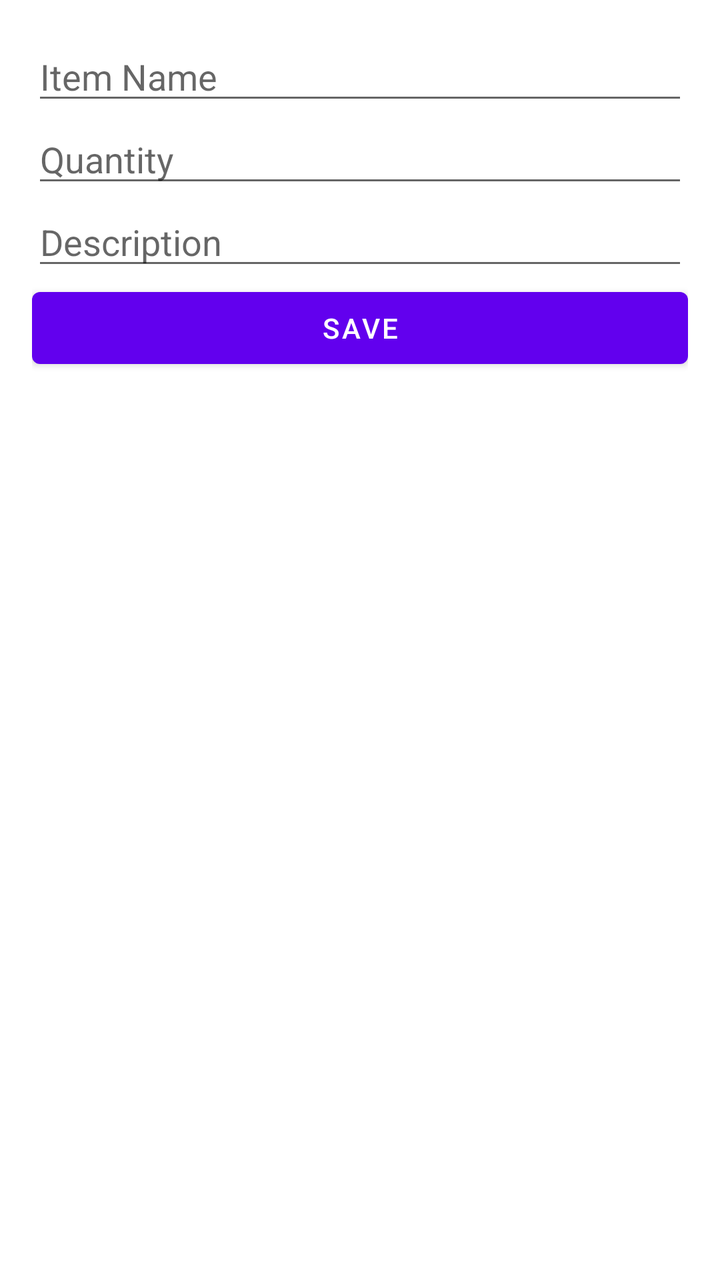
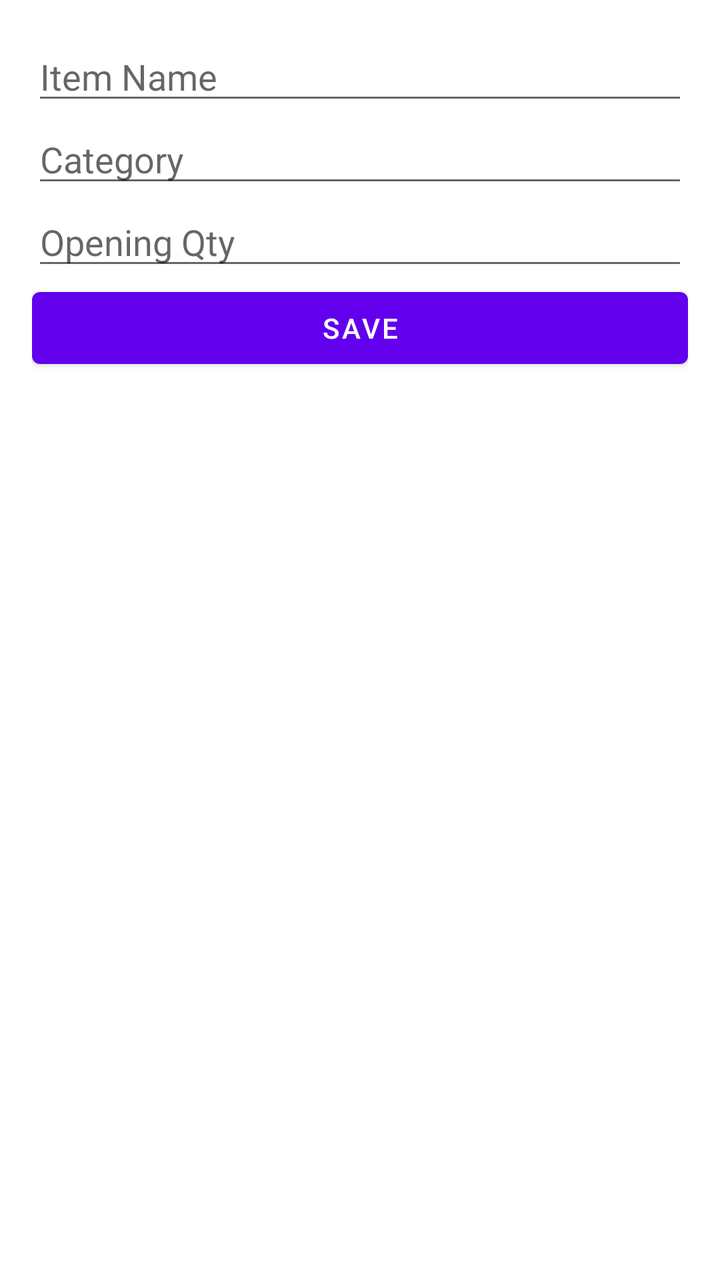

The first picture is an Android layout as it rendered before a commit; the second is the same layout after the commit. The layout source and the unified diff follow.
<!-- AndroidManifest.xml: application theme AppTheme -->
<!-- res/layout/fragment_new_stock.xml -->
<layout xmlns:android="http://schemas.android.com/apk/res/android">
    <LinearLayout

        android:layout_width="match_parent"
        android:layout_height="match_parent"
        android:orientation="vertical"
        android:padding="16dp">

        <EditText
            android:id="@+id/etItemName"
            android:layout_width="match_parent"
            android:layout_height="wrap_content"
            android:hint="Item Name" />

        <EditText
            android:id="@+id/etQuantity"
            android:layout_width="match_parent"
            android:layout_height="wrap_content"
            android:hint="Quantity"
            android:inputType="number" />

        <EditText
            android:id="@+id/etDescription"
            android:layout_width="match_parent"
            android:layout_height="wrap_content"
            android:hint="Description" />

        <Button
            android:id="@+id/btnSave"
            android:layout_width="match_parent"
            android:layout_height="wrap_content"
            android:text="Save" />

    </LinearLayout>
</layout>
<!-- resources referenced by this layout -->
<resources>
  <style name="AppTheme" parent="Theme.MaterialComponents.DayNight.DarkActionBar">
          
          <item name="colorPrimary">@color/colorPrimary</item>
          <item name="colorPrimaryDark">@color/colorPrimaryVariant</item>
          <item name="colorAccent">@color/colorAccent</item>
          <item name="android:windowBackground">@color/background_color</item>
      </style>
  <color name="colorPrimary">#6200EE</color>
  <color name="colorPrimaryVariant">#3700B3</color>
  <color name="colorAccent">#4CAF50</color>
  <color name="background_color">#FFFFFF</color>
</resources>

<!-- the commit's change to res/layout/fragment_new_stock.xml (unified diff, before → after) -->
@@ -13,17 +13,17 @@
             android:hint="Item Name" />
 
         <EditText
-            android:id="@+id/etQuantity"
+            android:id="@+id/etCategory"
             android:layout_width="match_parent"
             android:layout_height="wrap_content"
-            android:hint="Quantity"
-            android:inputType="number" />
+            android:hint="Category" />
 
         <EditText
-            android:id="@+id/etDescription"
+            android:id="@+id/etOpeningQty"
             android:layout_width="match_parent"
             android:layout_height="wrap_content"
-            android:hint="Description" />
+            android:hint="Opening Qty"
+            android:inputType="number" />
 
         <Button
             android:id="@+id/btnSave"
